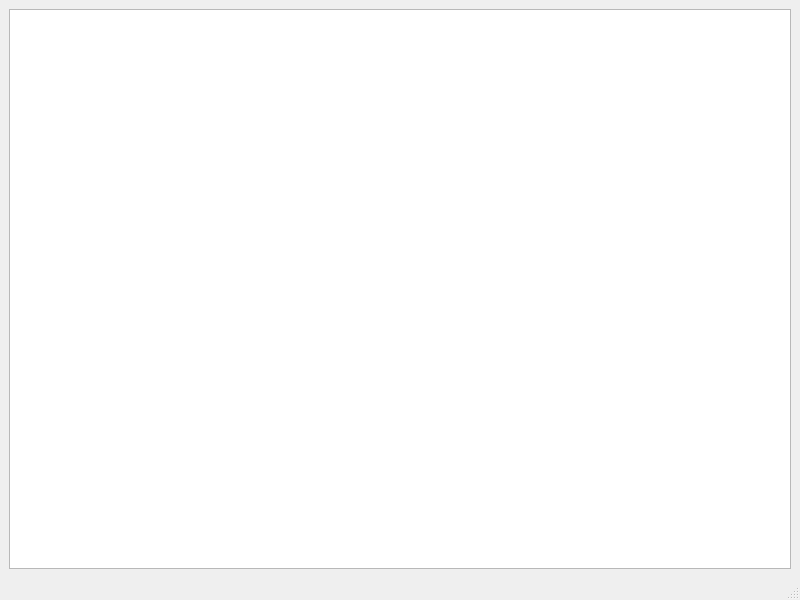
Old version of the form settingswindow.ui in the repository tovarj5/ME570_FinalProject.
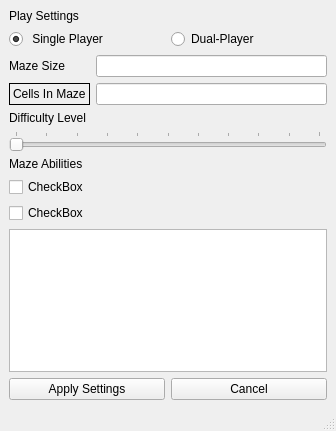
New version of the form.

Commit message: Incorporate Bouncing Ball example to get Bullet working in my Main window. Update settings window. Add Player and enemy class for future dev work.

```diff
--- a/settingswindow.ui
+++ b/settingswindow.ui
@@ -6,18 +6,143 @@
    <rect>
     <x>0</x>
     <y>0</y>
-    <width>800</width>
-    <height>600</height>
+    <width>336</width>
+    <height>431</height>
    </rect>
   </property>
   <property name="windowTitle">
    <string>SettingsWindow</string>
   </property>
   <widget class="QWidget" name="centralwidget">
-   <layout class="QGridLayout" name="gridLayout">
-    <item row="0" column="0">
+   <layout class="QVBoxLayout" name="verticalLayout_2">
+    <item>
+     <widget class="QLabel" name="label_3">
+      <property name="text">
+       <string>Play Settings</string>
+      </property>
+     </widget>
+    </item>
+    <item>
+     <layout class="QHBoxLayout" name="horizontalLayout">
+      <item>
+       <widget class="QRadioButton" name="radioButton">
+        <property name="text">
+         <string> Single Player</string>
+        </property>
+        <property name="checked">
+         <bool>true</bool>
+        </property>
+       </widget>
+      </item>
+      <item>
+       <widget class="QRadioButton" name="radioButton_2">
+        <property name="text">
+         <string>Dual-Player</string>
+        </property>
+       </widget>
+      </item>
+     </layout>
+    </item>
+    <item>
+     <layout class="QFormLayout" name="formLayout_2">
+      <item row="1" column="1">
+       <widget class="QLineEdit" name="lineEdit"/>
+      </item>
+      <item row="1" column="0">
+       <widget class="QLabel" name="label_4">
+        <property name="text">
+         <string>Maze Size</string>
+        </property>
+       </widget>
+      </item>
+      <item row="2" column="0">
+       <widget class="QLabel" name="label_5">
+        <property name="frameShape">
+         <enum>QFrame::Box</enum>
+        </property>
+        <property name="text">
+         <string>Cells In Maze</string>
+        </property>
+       </widget>
+      </item>
+      <item row="2" column="1">
+       <widget class="QLineEdit" name="lineEdit_2"/>
+      </item>
+     </layout>
+    </item>
+    <item>
+     <widget class="QLabel" name="label">
+      <property name="text">
+       <string>Difficulty Level</string>
+      </property>
+     </widget>
+    </item>
+    <item>
+     <layout class="QVBoxLayout" name="verticalLayout_3">
+      <item>
+       <widget class="QSlider" name="horizontalSlider">
+        <property name="maximum">
+         <number>10</number>
+        </property>
+        <property name="orientation">
+         <enum>Qt::Horizontal</enum>
+        </property>
+        <property name="tickPosition">
+         <enum>QSlider::TicksAbove</enum>
+        </property>
+        <property name="tickInterval">
+         <number>1</number>
+        </property>
+       </widget>
+      </item>
+     </layout>
+    </item>
+    <item>
+     <widget class="QLabel" name="label_2">
+      <property name="text">
+       <string>Maze Abilities</string>
+      </property>
+     </widget>
+    </item>
+    <item>
+     <layout class="QVBoxLayout" name="verticalLayout">
+      <item>
+       <widget class="QCheckBox" name="checkBox">
+        <property name="text">
+         <string>CheckBox</string>
+        </property>
+       </widget>
+      </item>
+      <item>
+       <widget class="QCheckBox" name="checkBox_2">
+        <property name="text">
+         <string>CheckBox</string>
+        </property>
+       </widget>
+      </item>
+     </layout>
+    </item>
+    <item>
      <widget class="QPlainTextEdit" name="outputPlainText"/>
     </item>
+    <item>
+     <layout class="QHBoxLayout" name="horizontalLayout_2">
+      <item>
+       <widget class="QPushButton" name="ApplyPushButton">
+        <property name="text">
+         <string>Apply Settings</string>
+        </property>
+       </widget>
+      </item>
+      <item>
+       <widget class="QPushButton" name="pushButton_3">
+        <property name="text">
+         <string>Cancel</string>
+        </property>
+       </widget>
+      </item>
+     </layout>
+    </item>
    </layout>
   </widget>
   <widget class="QMenuBar" name="menubar">
```
Left out of the diff: 2 changed lines with no effect on the pictures. The commit also changes 15 other files.
